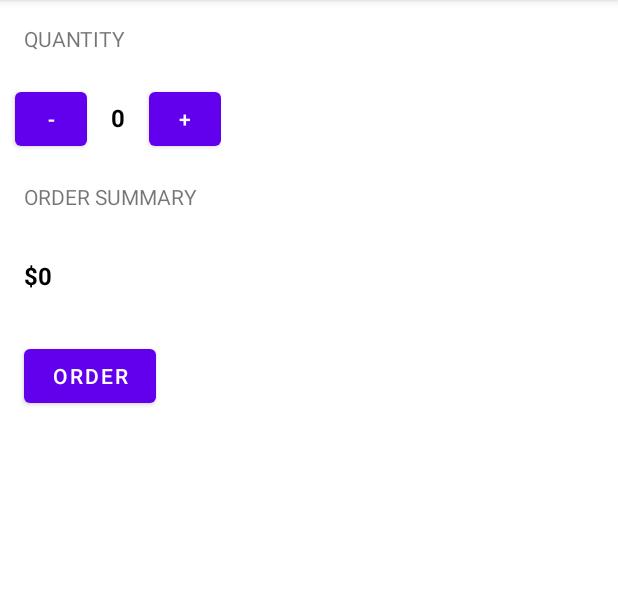
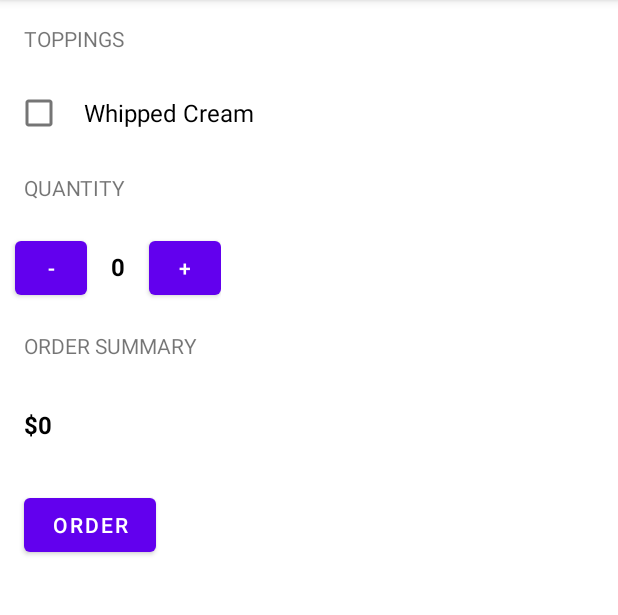
Before and after one commit to ddsultan/coffee-shop, an Android app: the screen it shows after launch (MainActivity), after a tap on "ORDER", on a phone screen of 412 x 824 dp, the part 84-699 px from its top. Run offline under Robolectric (Android 15) with nearby library versions, the phone set to English and light mode, and no system bars.

Commit message:
Add 'Toppings' choice

```diff
--- a/app/src/main/java/com/example/justjava/MainActivity.java
+++ b/app/src/main/java/com/example/justjava/MainActivity.java
@@ -5,6 +5,7 @@ import androidx.appcompat.app.AppCompatActivity;
 import android.os.Bundle;
 import android.util.Log;
 import android.view.View;
+import android.widget.CheckBox;
 import android.widget.TextView;
 
 import java.text.NumberFormat;
@@ -12,6 +13,7 @@ import java.text.NumberFormat;
 public class MainActivity extends AppCompatActivity {
 
     private int quantity;
+    private String withWhippedCream = "No";
 
     @Override
     protected void onCreate(Bundle savedInstanceState) {
@@ -22,6 +24,8 @@ public class MainActivity extends AppCompatActivity {
 
     public void onOrderButtonClick(View view) {
         final TextView orderSummaryTextView = findViewById(R.id.order_summary_text_view);
+        final CheckBox whippedCreamCheckBox = findViewById(R.id.whipped_checkbox);
+        this.withWhippedCream = whippedCreamCheckBox.isChecked() ? "Yes" : "No";
         final String orderSummary = createOrderSummary();
 
         if (this.quantity > 0) {
@@ -32,7 +36,7 @@ public class MainActivity extends AppCompatActivity {
     private String createOrderSummary() {
         final int price = calculatePrice();
         final String formattedPrice = NumberFormat.getCurrencyInstance().format(price);
-        return "Name: DD\nQuantity: " + this.quantity +  "\nTotal: " + formattedPrice + "\nThank you!";
+        return "Name: DD\nWith Whipped Cream? - " + this.withWhippedCream + "\nQuantity: " + this.quantity +  "\nTotal: " + formattedPrice + "\nThank you!";
     }
 
     private int calculatePrice() {
--- a/app/src/main/res/layout/activity_main.xml
+++ b/app/src/main/res/layout/activity_main.xml
@@ -6,6 +6,22 @@
     android:layout_height="match_parent"
     tools:context=".MainActivity"
     android:orientation="vertical">
+
+    <TextView
+        android:layout_width="wrap_content"
+        android:layout_height="wrap_content"
+        android:text="Toppings"
+        android:textAllCaps="true"
+        android:padding="16dp"/>
+
+    <CheckBox
+        android:id="@+id/whipped_checkbox"
+        android:layout_width="wrap_content"
+        android:layout_height="wrap_content"
+        android:layout_marginLeft="10dp"
+        android:text="Whipped Cream"
+        android:paddingLeft="14dp"
+        android:textSize="16sp"/>
 
     <TextView
         android:layout_width="wrap_content"
```
